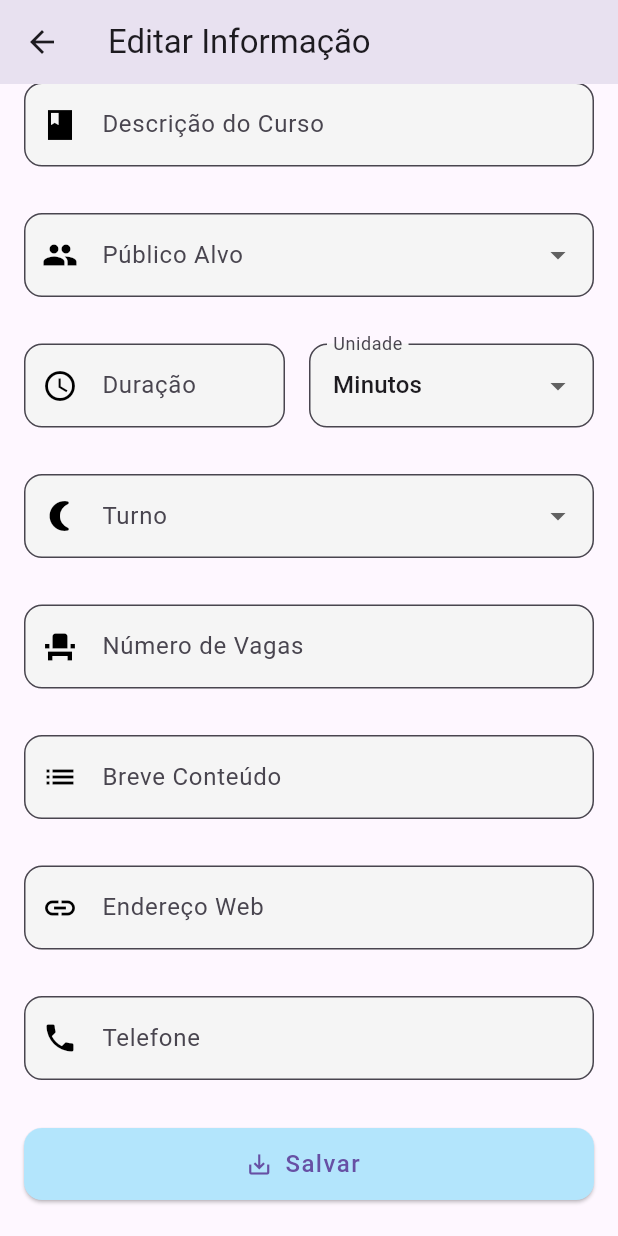
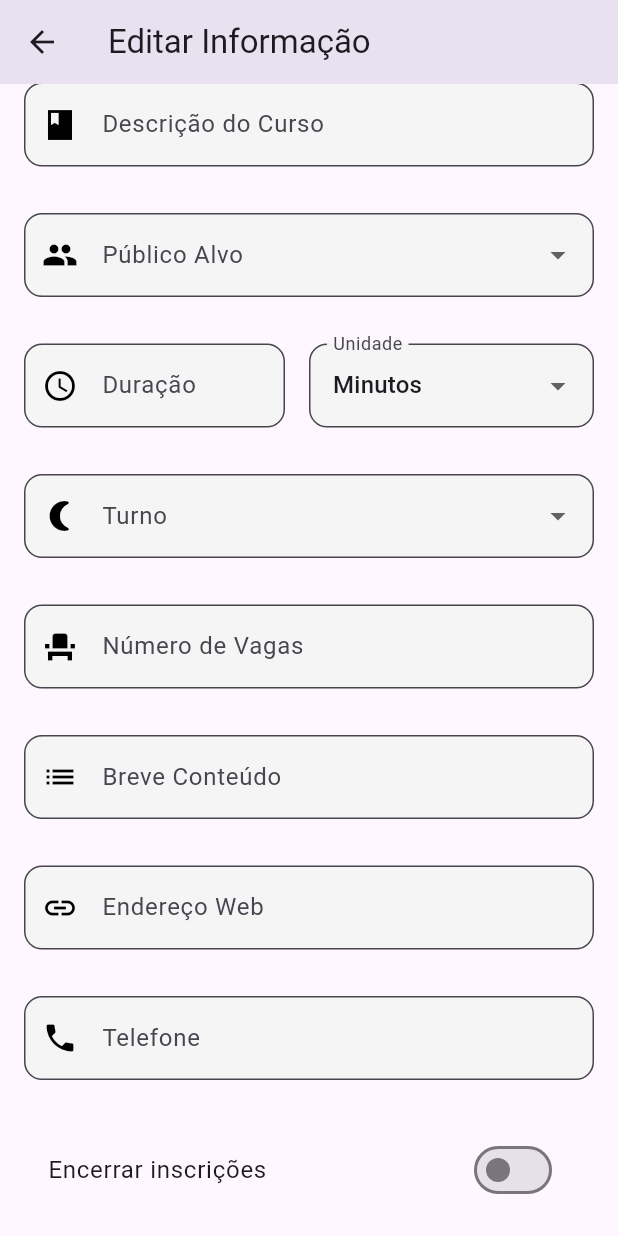
Before and after one commit to AdrianFRamos/ProfInfo, a Flutter app: the EditInfoScreen screen opened directly with empty values, scrolled down 270 dp, on a phone screen of 412 x 824 dp. Run offline on Flutter 3.47's test engine with Material 3 defaults, Android fonts, the phone set to English and light mode, and no system bars; our stand-ins replace cloud_firestore, firebase_auth, firebase_core, firebase_storage, flutter_otp_text_field, get and 3 more; accounts and stored records are empty; statements that could not run were skipped.

Commit message:
colocado opção editar inscrições encerradas

```diff
--- a/lib/controllers/infoController.dart
+++ b/lib/controllers/infoController.dart
@@ -134,7 +134,8 @@ class InfoController extends GetxController {
         breveConteudo: breveConteudo.text.trim(),
         enderecoWeb: enderecoWeb.text.trim(),
         telefone: telefone.text.trim(),
-        dateTime: DateTime.now(), // Adiciona a data/hora atual
+        dateTime: DateTime.now(),
+        inscricoesEncerradas: inscricoesEncerradas,
       );
 
       await infoRepository.updateInfo(informacoes);
--- a/lib/screens/editInfoScreen.dart
+++ b/lib/screens/editInfoScreen.dart
@@ -352,6 +352,19 @@ class _EditInfoScreenState extends State<EditInfoScreen> {
               SizedBox(height: 24),
               Padding(
                 padding: const EdgeInsets.symmetric(horizontal: 16),
+                child: SwitchListTile(
+                  title: Text("Encerrar inscrições"),
+                  value: infoController.inscricoesEncerradas,
+                  onChanged: (value) {
+                    setState(() {
+                      infoController.inscricoesEncerradas = value;
+                    });
+                  },
+                ),
+                ),
+                SizedBox(height: 24),
+              Padding(
+                padding: const EdgeInsets.symmetric(horizontal: 16),
                 child: SizedBox(
                   width: double.infinity,
                   height: 48,
```
